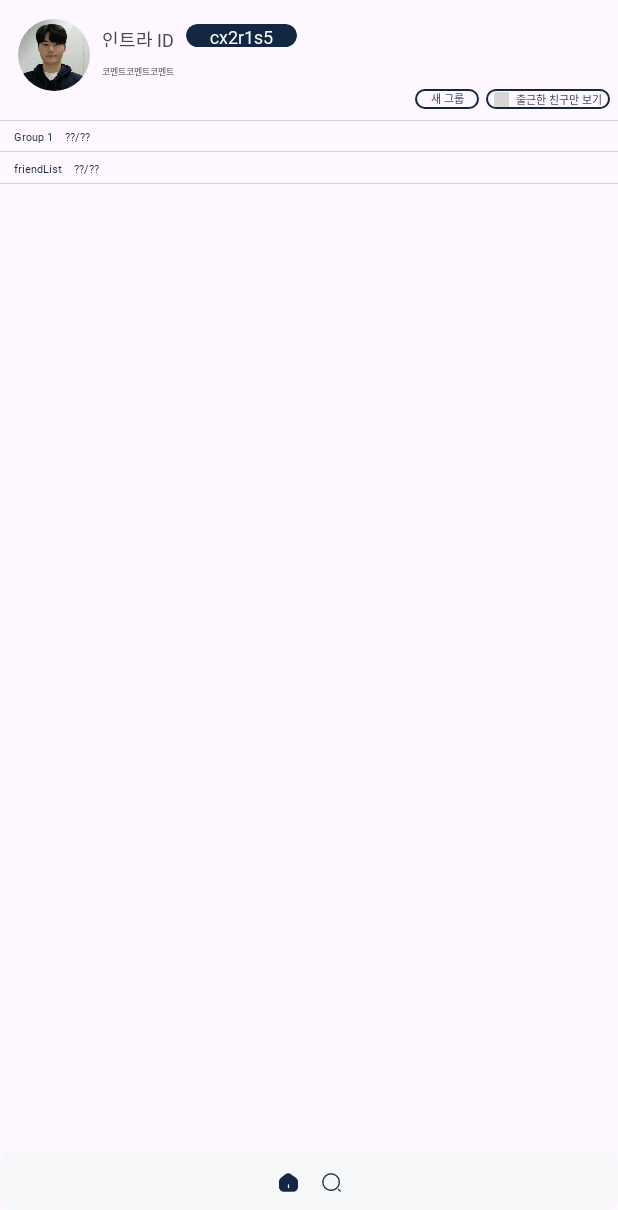
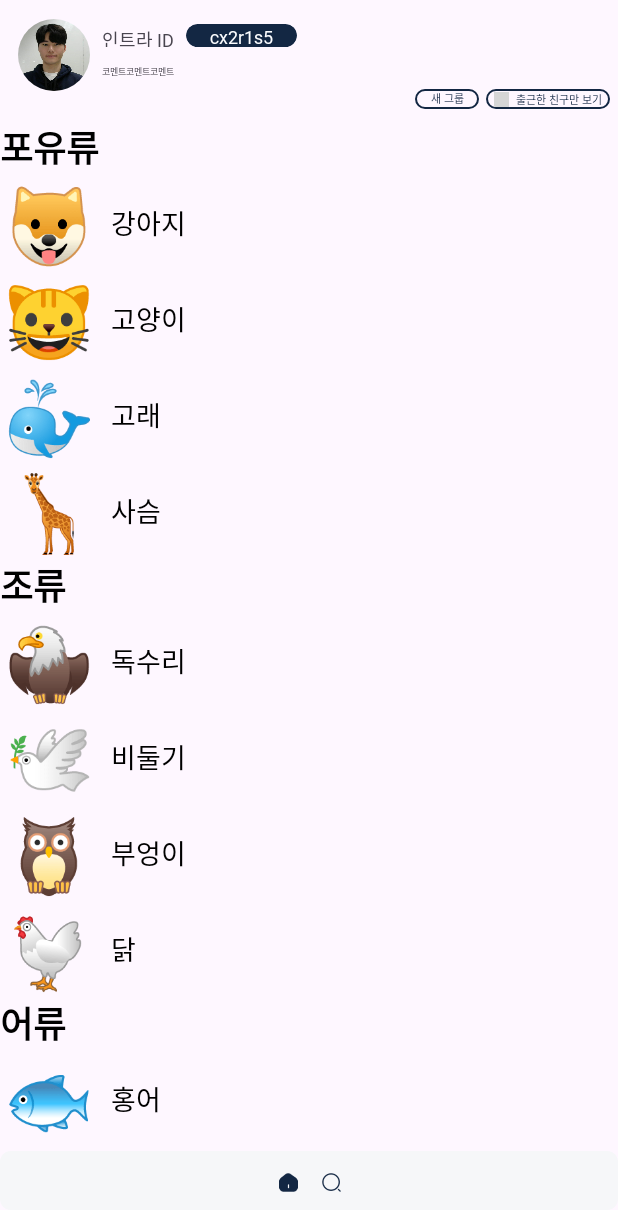
Before and after one commit to 42Where/where42_Android, an Android app: the screen it shows after launch (MainPageActivity), on a phone screen of 412 x 824 dp, the part 26-1236 px from its top. Run offline under Robolectric (Android 15) with nearby library versions, the phone set to English and light mode, and no system bars; our stand-ins replace CircleImageView, data binding; network calls fail; pictures from the network do not load; 1 statement that could not run was skipped; grey boxes are pictures that could not be loaded.

Commit message:
feat : fragment, recyclerview 더미 데이터 추가

```diff
--- a/app/src/main/java/com/example/where42android/MainPageActivity.kt
+++ b/app/src/main/java/com/example/where42android/MainPageActivity.kt
@@ -2,7 +2,6 @@ package com.example.where42android
 
 import android.app.Dialog
 import android.content.Context
-import android.content.DialogInterface
 import android.content.Intent
 import android.graphics.Color
 import android.graphics.drawable.ColorDrawable
@@ -10,33 +9,24 @@ import android.os.Bundle
 import android.util.DisplayMetrics
 import android.util.Log
 import android.view.Gravity
-import android.view.LayoutInflater
 import android.widget.Button
 import android.widget.ImageButton
-import android.view.View
 import android.view.WindowManager
-import android.widget.ArrayAdapter
-import android.widget.CheckBox
 import android.widget.EditText
-import android.widget.ListView
 import android.widget.TextView
 import android.widget.Toast
-import androidx.appcompat.app.AlertDialog
 import androidx.appcompat.app.AppCompatActivity
-import androidx.recyclerview.widget.LinearLayoutManager
-import androidx.recyclerview.widget.RecyclerView
-import com.example.where42android.ApiObject.getMemberService
 import com.example.where42android.ApiObject.service
 import de.hdodenhof.circleimageview.CircleImageView
 import kotlinx.coroutines.CoroutineScope
 import kotlinx.coroutines.Dispatchers
 import kotlinx.coroutines.launch
 import kotlinx.coroutines.withContext
-import retrofit2.Call
-import retrofit2.Response
-import retrofit2.Callback
 import com.bumptech.glide.Glide
 import com.bumptech.glide.request.RequestOptions
+
+import com.example.where42android.databinding.ActivityMainPageBinding
+import com.example.where42android.fragment.MainFragment
 
 
 
@@ -61,6 +51,8 @@ class MainPageActivity : AppCompatActivity() {
     var isGroupListVisible = false
     var isFriendListVisible = true
 
+
+    lateinit var binding: ActivityMainPageBinding
 
     override fun onCreate(savedInstanceState: Bundle?) {
         super.onCreate(savedInstanceState)
@@ -98,7 +90,7 @@ class MainPageActivity : AppCompatActivity() {
 
 
         fun getDeviceScreenSize(context: Context): Pair<Int, Int> {
-            val windowManager = context.getSystemService(Context.WINDOW_SERVICE) as WindowManager
+            val windowManager = context.getSystemService(WINDOW_SERVICE) as WindowManager
             val display = windowManager.defaultDisplay
 
             val metrics = DisplayMetrics()
@@ -224,14 +216,23 @@ class MainPageActivity : AppCompatActivity() {
 //        val adapter = RecyclerViewAdapterAll(this)
 //        recyclerView.adapter = adapter
 
-        val recyclerView: RecyclerView = findViewById(R.id.all_group)
-        val adapter = RecyclerViewAdapterAll(this)
+        //------
 
-        // LinearLayoutManager를 설정해야 합니다.
-        val layoutManager = LinearLayoutManager(this)
-        recyclerView.layoutManager = layoutManager
+        binding = ActivityMainPageBinding.inflate(layoutInflater)
 
-        recyclerView.adapter = adapter
+        setContentView(binding.root)
+
+        supportFragmentManager.beginTransaction().replace(binding.container.id, MainFragment()).commit()
+
+//        val recyclerView: RecyclerView = findViewById(R.id.all_group)
+//        val adapter = RecyclerViewAdapterAll(this)
+//
+//        // LinearLayoutManager를 설정해야 합니다.
+//        val layoutManager = LinearLayoutManager(this)
+//        recyclerView.layoutManager = layoutManager
+//
+//        recyclerView.adapter = adapter
+        //----------
 
 //        recyclerView.layoutManager = LinearLayoutManager(this)
 
--- /dev/null
+++ b/app/src/main/java/com/example/where42android/adapter/InRecyclerViewAdapter.kt
@@ -0,0 +1,33 @@
+package com.example.where42android.adapter
+
+
+import android.content.Context
+import android.view.LayoutInflater
+import android.view.ViewGroup
+import androidx.recyclerview.widget.RecyclerView
+import com.example.where42android.databinding.HolderRecyclerviewInMeberListBinding
+import com.example.where42android.model.RecyclerInViewModel
+
+class InRecyclerViewAdapter(context: Context, val itemList: MutableList<RecyclerInViewModel>): RecyclerView.Adapter<InRecyclerViewAdapter.Holder>() {
+
+    override fun onCreateViewHolder(parent: ViewGroup, viewType: Int): Holder {
+        val binding = HolderRecyclerviewInMeberListBinding.inflate(LayoutInflater.from(parent.context), parent, false)
+        return Holder(binding)
+    }
+
+    override fun onBindViewHolder(holder: Holder, position: Int) {
+        val item = itemList[position]
+        holder.bind(item)
+    }
+
+    override fun getItemCount(): Int {
+        return itemList.size
+    }
+
+    inner class Holder(var binding: HolderRecyclerviewInMeberListBinding) : RecyclerView.ViewHolder(binding.root) {
+        fun bind(item: RecyclerInViewModel) {
+            binding.model = item
+        }
+    }
+
+}
--- /dev/null
+++ b/app/src/main/java/com/example/where42android/adapter/OutRecyclerViewAdapter.kt
@@ -0,0 +1,52 @@
+package com.example.where42android.adapter
+
+import android.content.Context
+import android.view.LayoutInflater
+import android.view.ViewGroup
+import androidx.recyclerview.widget.LinearLayoutManager
+import androidx.recyclerview.widget.RecyclerView
+
+import com.example.where42android.databinding.HolderRecyclerviewOutGroupBinding
+import com.example.where42android.model.RecyclerOutViewModel
+
+//context: 어댑터를 생성할 때 전달되는 컨텍스트(액티비티, 프래그먼트 등)
+//itemList: RecyclerOutViewModel 객체의 MutableList로, RecyclerView에 표시될 데이터 목록을 저장합니다.
+class OutRecyclerViewAdapter(val context: Context, val itemList: MutableList<RecyclerOutViewModel>): RecyclerView.Adapter<OutRecyclerViewAdapter.Holder>() {
+
+    //RecyclerView에 표시될 각 항목의 ViewHolder를 생성합니다.
+    //HolderRecyclerviewOutGroupBinding을 사용하여 ViewHolder를 생성하고 반환합니다.
+    //inflate?
+    //inflate() 메서드를 사용하여 XML 레이아웃 파일을 인플레이트(부풀리다)하여 뷰를 생성합니다.
+    //LayoutInflater.from(parent.context)를 사용하여 부모 컨텍스트로부터 LayoutInflater를 가져옵니다.
+    override fun onCreateViewHolder(parent: ViewGroup, viewType: Int): Holder {
+        val binding = HolderRecyclerviewOutGroupBinding.inflate(LayoutInflater.from(parent.context), parent, false)
+        return Holder(binding)
+    }
+
+    //RecyclerView의 각 항목에 데이터를 바인딩합니다.
+    //itemList에서 특정 위치(position)에 있는 데이터를 가져와 해당 ViewHolder에 연결합니다.
+    override fun onBindViewHolder(holder: Holder, position: Int) {
+        val item = itemList[position]
+        holder.bind(item)
+    }
+
+    //RecyclerView에 표시될 총 항목 수를 반환합니다.
+    override fun getItemCount(): Int {
+        return itemList.size
+    }
+
+    //RecyclerView.ViewHolder를 확장한 내부 클래스로, 각 항목의 뷰를 보유합니다.
+    //bind() 메서드는 데이터를 ViewHolder에 바인딩합니다.
+    //innerRecyclerview에 대한 adapter와 layoutManager를 설정하여 내부 RecyclerView를 초기화하고 연결합니다.
+    inner class Holder(var binding: HolderRecyclerviewOutGroupBinding) : RecyclerView.ViewHolder(binding.root) {
+        fun bind(item: RecyclerOutViewModel) {
+            binding.model = item
+
+            //내부 RecyclerView에 대한 어댑터를 설정합니다.
+            //InRecyclerViewAdapter는 내부 RecyclerView에 표시될 데이터를 관리합니다. item.innerList는 외부 RecyclerView의 각 항목에 대한 내부 RecyclerView의 데이터 목록입니다.
+            binding.innerRecyclerview.adapter = InRecyclerViewAdapter(context, item.innerList)
+            binding.innerRecyclerview.layoutManager = LinearLayoutManager(context)
+        }
+    }
+
+}
--- /dev/null
+++ b/app/src/main/java/com/example/where42android/fragment/MainFragment.kt
@@ -0,0 +1,66 @@
+package com.example.where42android.fragment
+
+import android.os.Bundle
+import android.view.LayoutInflater
+import android.view.View
+import android.view.ViewGroup
+import androidx.fragment.app.Fragment
+import androidx.recyclerview.widget.LinearLayoutManager
+import com.example.where42android.adapter.OutRecyclerViewAdapter
+import com.example.where42android.databinding.FragmentActivityMainPageBinding
+import com.example.where42android.model.RecyclerInViewModel
+import com.example.where42android.model.RecyclerOutViewModel
+
+class MainFragment: Fragment() {
+
+    lateinit var binding: FragmentActivityMainPageBinding
+
+    override fun onCreateView(
+        inflater: LayoutInflater,
+        container: ViewGroup?,
+        savedInstanceState: Bundle?
+    ): View? {
+        binding = FragmentActivityMainPageBinding.inflate(inflater, container, false)
+
+        setUpRecyclerView()
+
+        return binding.root
+    }
+
+    private fun setUpRecyclerView() {
+        var itemList = mutableListOf(
+            RecyclerOutViewModel("포유류", mutableListOf(
+                RecyclerInViewModel("🐶", "강아지"), RecyclerInViewModel("🐱", "고양이"),
+                RecyclerInViewModel("🐳", "고래"), RecyclerInViewModel("🦒", "사슴")
+            )
+            ),
+
+            RecyclerOutViewModel("조류", mutableListOf(
+                RecyclerInViewModel("🦅", "독수리"), RecyclerInViewModel("🕊️", "비둘기"),
+                RecyclerInViewModel("🦉", "부엉이"), RecyclerInViewModel("🐔", "닭")
+            )
+            ),
+
+            RecyclerOutViewModel("어류", mutableListOf(
+                RecyclerInViewModel("🐟", "홍어"), RecyclerInViewModel("🐟", "광어"),
+                RecyclerInViewModel("🐟", "연어"), RecyclerInViewModel("🐟", "우럭")
+            )
+            ),
+
+            RecyclerOutViewModel("파충류", mutableListOf(
+                RecyclerInViewModel("🐊", "악어"), RecyclerInViewModel("🦎", "카멜레온"),
+                RecyclerInViewModel("🦎", "도마뱀"), RecyclerInViewModel("🐍", "뱀")
+            )
+            ),
+
+            RecyclerOutViewModel("양서류", mutableListOf(
+                RecyclerInViewModel("🐸", "개구리"), RecyclerInViewModel("🦎", "도룡뇽"),
+                RecyclerInViewModel("🐸", "두꺼비")
+            )
+            ),
+        )
+
+        binding.outRecyclerview.adapter = OutRecyclerViewAdapter(requireContext(), itemList)
+        binding.outRecyclerview.layoutManager = LinearLayoutManager(requireContext())
+    }
+}
--- /dev/null
+++ b/app/src/main/java/com/example/where42android/model/RecyclerInViewModel.kt
@@ -0,0 +1,3 @@
+package com.example.where42android.model
+
+data class RecyclerInViewModel(var emoji: String, var content: String)
--- /dev/null
+++ b/app/src/main/java/com/example/where42android/model/RecyclerOutViewModel.kt
@@ -0,0 +1,3 @@
+package com.example.where42android.model
+
+data class RecyclerOutViewModel(var title: String, var innerList: MutableList<RecyclerInViewModel>)
--- a/app/src/main/res/layout/activity_main_page.xml
+++ b/app/src/main/res/layout/activity_main_page.xml
@@ -151,24 +151,78 @@
 
     <!--        android:layout_height="wrap_content"-->
 
-    <androidx.recyclerview.widget.RecyclerView
-        android:layout_marginTop="7dp"
-        android:id="@+id/all_group"
-        android:layout_width="match_parent"
+
+<!--    프래그먼트를 띄어줄 부분을 만듦-->
+    <androidx.constraintlayout.widget.ConstraintLayout
+        android:id="@+id/container"
+        android:layout_width="0dp"
         android:layout_height="0dp"
-        android:divider="#FFFFFF"
-        app:layout_constraintBottom_toTopOf="@+id/footer"
-        app:layout_constraintLeft_toLeftOf="parent"
-        app:layout_constraintRight_toRightOf="parent"
-        app:layout_constraintTop_toBottomOf="@id/main_profile" />
+        app:layout_constraintTop_toBottomOf="@id/main_profile"
+        app:layout_constraintBottom_toTopOf="@id/footer"
+        app:layout_constraintStart_toStartOf="parent"
+        app:layout_constraintEnd_toEndOf="parent"/>
 
 
-    <View
+<!--    <androidx.recyclerview.widget.RecyclerView-->
+<!--        android:layout_marginTop="7dp"-->
+<!--        android:id="@+id/all_group"-->
+<!--        android:layout_width="match_parent"-->
+<!--        android:layout_height="0dp"-->
+<!--        android:divider="#FFFFFF"-->
+<!--        app:layout_constraintBottom_toTopOf="@+id/footer"-->
+<!--        app:layout_constraintLeft_toLeftOf="parent"-->
+<!--        app:layout_constraintRight_toRightOf="parent"-->
+<!--        app:layout_constraintTop_toBottomOf="@id/main_profile" />-->
+
+
+<!--    <View-->
+<!--        android:layout_width="match_parent"-->
+<!--        android:layout_height="@dimen/divider"-->
+<!--        android:background="#30132743"-->
+<!--        android:layout_centerInParent="true"-->
+<!--        app:layout_constraintTop_toTopOf="@id/all_group" />-->
+
+
+
+<!--    밑에는 Linearlayout-->
+<!--    <LinearLayout-->
+<!--        android:id="@+id/newLinearLayout"-->
+<!--        android:layout_width="0dp"-->
+<!--        android:layout_height="0dp"-->
+<!--        android:orientation="vertical"-->
+<!--        app:layout_constraintTop_toBottomOf="@id/main_profile"-->
+<!--        app:layout_constraintBottom_toTopOf="@id/footer"-->
+<!--        app:layout_constraintStart_toStartOf="parent"-->
+<!--        app:layout_constraintEnd_toEndOf="parent"-->
+<!--        android:layout_marginTop="7dp">-->
+
+<!--        <androidx.recyclerview.widget.RecyclerView-->
+
+<!--            android:id="@+id/all_group"-->
+<!--            android:layout_width="match_parent"-->
+<!--            android:layout_height="match_parent"-->
+<!--            android:divider="#FFFFFF"-->
+<!--            app:layout_constraintBottom_toTopOf="@+id/footer"-->
+<!--            app:layout_constraintLeft_toLeftOf="parent"-->
+<!--            app:layout_constraintRight_toRightOf="parent"-->
+<!--            app:layout_constraintTop_toBottomOf="@id/main_profile" />-->
+
+<!--    </LinearLayout>-->
+
+    <include
+        android:id="@+id/footer"
+        layout="@layout/footer"
         android:layout_width="match_parent"
-        android:layout_height="@dimen/divider"
-        android:background="#30132743"
-        android:layout_centerInParent="true"
-        app:layout_constraintTop_toTopOf="@id/all_group" />
+        android:layout_height="wrap_content"
+        app:layout_constraintBottom_toBottomOf="parent"/>
+
+
+<!--    <View-->
+<!--        android:layout_width="match_parent"-->
+<!--        android:layout_height="@dimen/divider"-->
+<!--        android:background="#30132743"-->
+<!--        android:layout_centerInParent="true"-->
+<!--        app:layout_constraintTop_toTopOf="@id/all_group" />-->
 
 
 
@@ -360,11 +414,6 @@
 <!--        app:layout_constraintLeft_toLeftOf="parent"-->
 <!--        app:layout_constraintRight_toRightOf="parent"-->
 <!--        app:layout_constraintTop_toBottomOf="@id/friend_list_header"/>-->
-    <include
-        android:id="@+id/footer"
-        layout="@layout/footer"
-        android:layout_width="match_parent"
-        android:layout_height="wrap_content"
-        app:layout_constraintBottom_toBottomOf="parent"/>
+
 
 </androidx.constraintlayout.widget.ConstraintLayout>
--- /dev/null
+++ b/app/src/main/res/layout/fragment_activity_main_page.xml
@@ -0,0 +1,24 @@
+<?xml version="1.0" encoding="utf-8"?>
+<androidx.core.widget.NestedScrollView
+    xmlns:android="http://schemas.android.com/apk/res/android"
+    android:layout_width="match_parent"
+    android:layout_height="match_parent"
+    xmlns:app="http://schemas.android.com/apk/res-auto"
+    >
+
+    <androidx.constraintlayout.widget.ConstraintLayout
+        android:layout_width="match_parent"
+        android:layout_height="match_parent">
+
+        <androidx.recyclerview.widget.RecyclerView
+            android:id="@+id/out_recyclerview"
+            android:layout_width="match_parent"
+            android:layout_height="wrap_content"
+            android:layout_marginTop="7dp"
+            app:layout_constraintEnd_toEndOf="parent"
+            app:layout_constraintStart_toStartOf="parent"
+            app:layout_constraintTop_toTopOf="parent" />
+
+    </androidx.constraintlayout.widget.ConstraintLayout>
+
+</androidx.core.widget.NestedScrollView>
--- /dev/null
+++ b/app/src/main/res/layout/holder_recyclerview_in_meber_list.xml
@@ -0,0 +1,41 @@
+<?xml version="1.0" encoding="utf-8"?>
+<layout xmlns:app="http://schemas.android.com/apk/res-auto"
+    xmlns:android="http://schemas.android.com/apk/res/android">
+
+    <data>
+        <variable
+            name="model"
+            type="com.example.where42android.model.RecyclerInViewModel"
+            />
+    </data>
+
+    <androidx.constraintlayout.widget.ConstraintLayout
+        android:layout_width="match_parent"
+        android:layout_height="wrap_content">
+
+        <TextView
+            android:id="@+id/emoji"
+            android:layout_width="64dp"
+            android:layout_height="64dp"
+            android:text="@{model.emoji}"
+            android:textSize="48sp"
+            android:textAlignment="center"
+            app:layout_constraintStart_toStartOf="parent"
+            app:layout_constraintTop_toTopOf="parent"
+            app:layout_constraintBottom_toBottomOf="parent" />
+
+        <TextView
+            android:id="@+id/text_view"
+            android:layout_width="wrap_content"
+            android:layout_height="wrap_content"
+            android:layout_marginStart="10dp"
+            android:text="@{model.content}"
+            android:textColor="@color/black"
+            android:textSize="18sp"
+            app:layout_constraintStart_toEndOf="@id/emoji"
+            app:layout_constraintTop_toTopOf="parent"
+            app:layout_constraintBottom_toBottomOf="parent" />
+
+    </androidx.constraintlayout.widget.ConstraintLayout>
+
+</layout>
--- /dev/null
+++ b/app/src/main/res/layout/holder_recyclerview_out_group.xml
@@ -0,0 +1,34 @@
+<?xml version="1.0" encoding="utf-8"?>
+<layout xmlns:app="http://schemas.android.com/apk/res-auto"
+    xmlns:android="http://schemas.android.com/apk/res/android">
+
+    <data>
+        <variable
+            name="model"
+            type="com.example.where42android.model.RecyclerOutViewModel" />
+    </data>
+
+    <androidx.constraintlayout.widget.ConstraintLayout
+        android:layout_width="match_parent"
+        android:layout_height="wrap_content"
+        >
+
+        <TextView
+            android:id="@+id/text_view"
+            android:layout_width="wrap_content"
+            android:layout_height="wrap_content"
+            android:text="@{model.title}"
+            android:textColor="@color/black"
+            android:textSize="24sp"
+            android:textStyle="bold"
+            app:layout_constraintStart_toStartOf="parent"
+            app:layout_constraintTop_toTopOf="parent" />
+
+        <androidx.recyclerview.widget.RecyclerView
+            android:id="@+id/inner_recyclerview"
+            android:layout_width="match_parent"
+            android:layout_height="wrap_content"
+            app:layout_constraintTop_toBottomOf="@+id/text_view" />
+
+    </androidx.constraintlayout.widget.ConstraintLayout>
+</layout>
```
Also changed, not shown: app/build.gradle.kts (+9 -0 lines).
